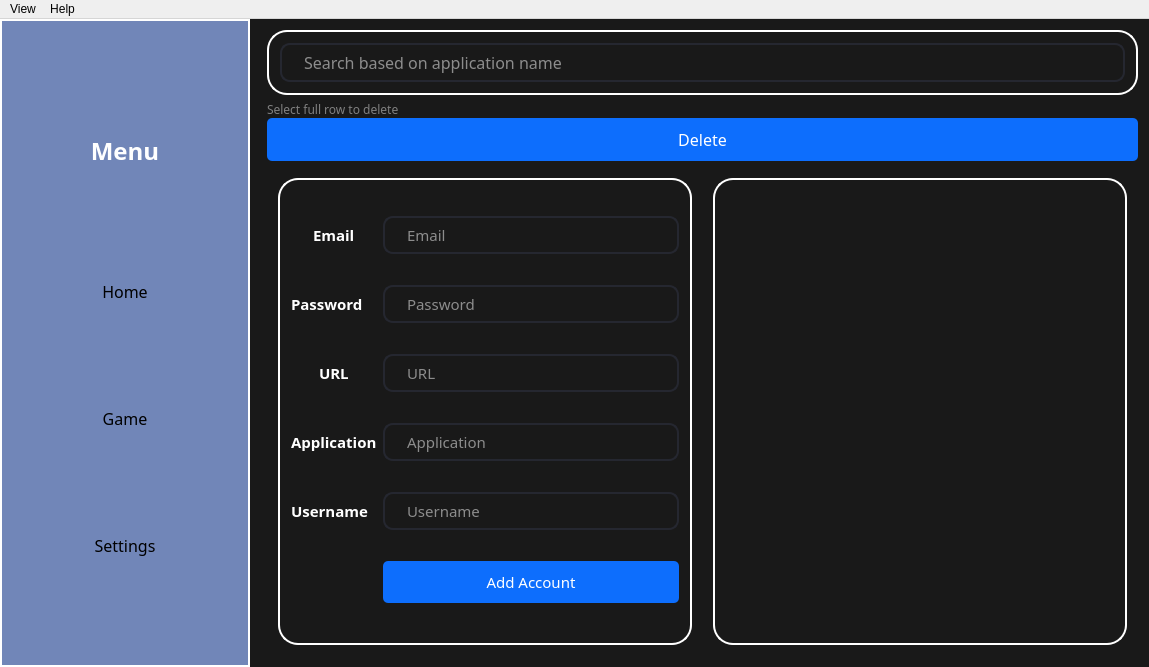
Above: PWManager/mainpasswordmenu.ui from laramirezmancill0207/Game-Password-Manager before the change. Below: the same form after it.
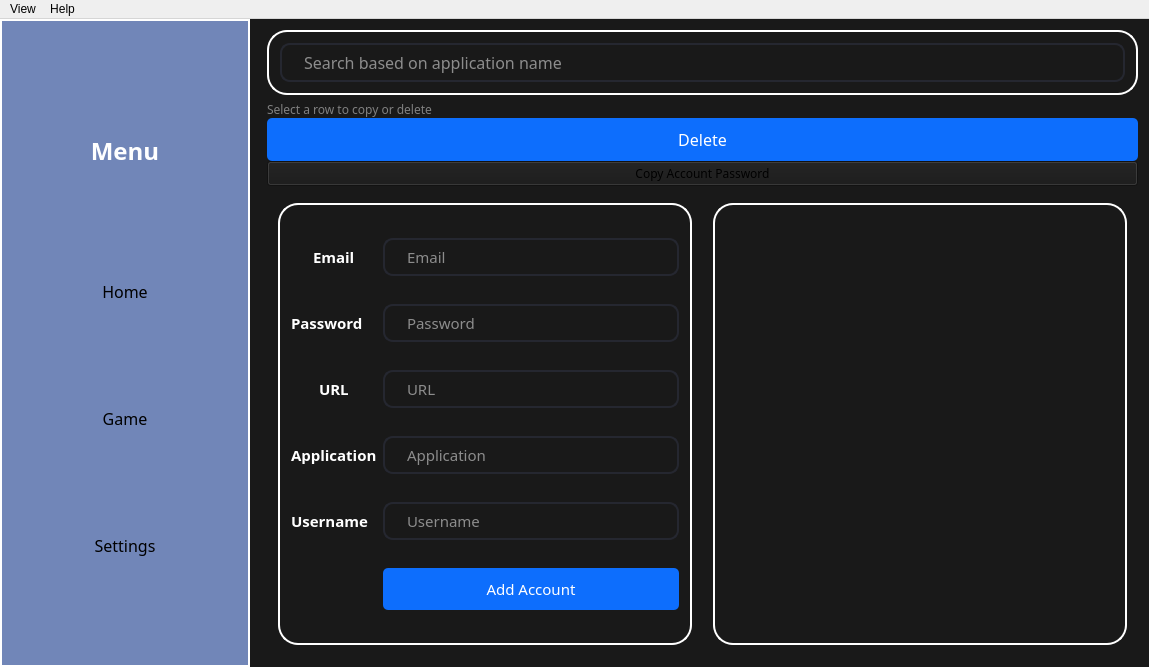
That is the form after the change.

Commit message:
feat(security): implement AES-256 encryption and decryption UI
Created crypto.h and crypto.cpp using OpenSSL for AES-256-CBC encryption and decryption.
Integrated encryption into mainpasswordmenu, using the game board hash as the master key.
Refactored accounts.cpp to store and retrieve encrypted payloads, removing local Bcrypt hashing for vault entries.
Updated mainpasswordmenu.ui to include a "Copy Password" button for securely decrypting accounts to the clipboard.

What changed in the file:
```diff
--- a/PWManager/mainpasswordmenu.ui
+++ b/PWManager/mainpasswordmenu.ui
@@ -327,7 +327,7 @@
 }</string>
              </property>
              <property name="text">
-              <string>Select full row to delete</string>
+              <string>Select a row to copy or delete</string>
              </property>
             </widget>
            </item>
@@ -364,6 +364,18 @@
              </property>
             </widget>
            </item>
+           <item>
+            <widget class="QPushButton" name="copyAccountPassword">
+             <property name="font">
+              <font>
+               <family>Lucida Sans Unicode</family>
+              </font>
+             </property>
+             <property name="text">
+              <string>Copy Account Password</string>
+             </property>
+            </widget>
+           </item>
           </layout>
          </widget>
         </item>
```
Left out of the diff: 56 changed lines with no effect on the pictures. The commit also changes 7 other files.
